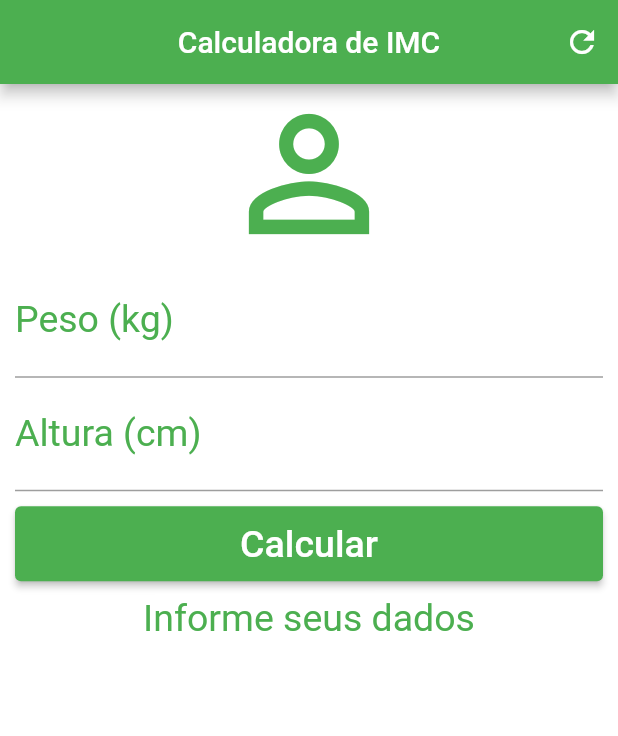
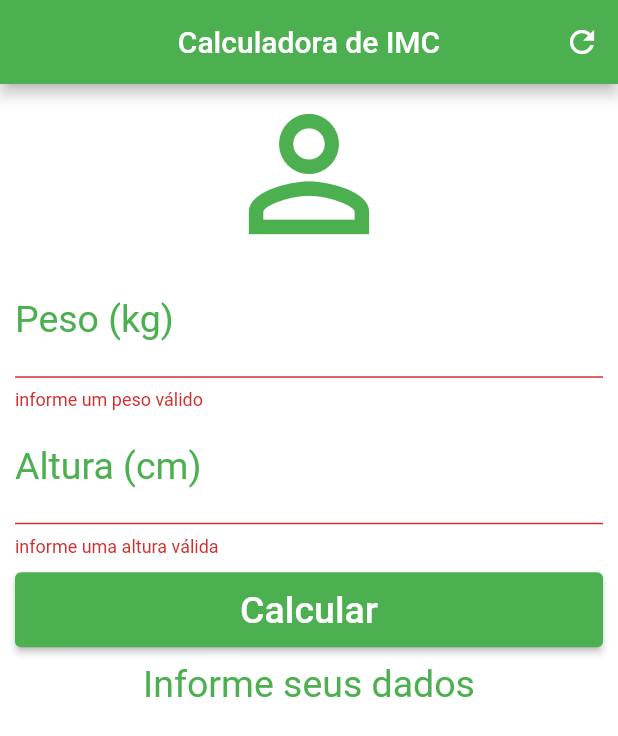
Before and after one commit to Pedroenrick/calculadora_imc, a Flutter app: the screen it shows after launch, after a tap on "Calcular", on a phone screen of 412 x 824 dp. Shown: the top 736 px of the screen. Run offline on Flutter 3.47's test engine with Material 2 defaults, Android fonts, the phone set to English and light mode, and no system bars; missing offline and left inert: dart:ffi.

```diff
--- a/lib/pages/home.dart
+++ b/lib/pages/home.dart
@@ -14,6 +14,10 @@ class _HomeState extends State<Home> {
   TextEditingController heightController = TextEditingController();
 
   String infoText = 'Informe seus dados';
+
+  GlobalKey<FormState> formKey = GlobalKey<FormState>();
+  String errorTextWeight = '';
+  String errorTextHeight = 'informe uma altura válido';
 
   void calcImc() {
     double weight = double.parse(weightController.text);
@@ -63,7 +67,9 @@ class _HomeState extends State<Home> {
       ),
       backgroundColor: Colors.white,
       body: SingleChildScrollView(
-          padding: const EdgeInsets.symmetric(horizontal: 10.0),
+        padding: const EdgeInsets.symmetric(horizontal: 10.0),
+        child: Form(
+          key: formKey,
           child: Column(
             crossAxisAlignment: CrossAxisAlignment.stretch,
             children: [
@@ -72,7 +78,13 @@ class _HomeState extends State<Home> {
                 size: 120.0,
                 color: Colors.green,
               ),
-              TextField(
+              TextFormField(
+                validator: (value) {
+                  if (value!.isEmpty) {
+                    errorTextWeight = 'informe um peso válido';
+                    return errorTextWeight;
+                  }
+                },
                 controller: weightController,
                 keyboardType: TextInputType.number,
                 decoration: const InputDecoration(
@@ -82,7 +94,13 @@ class _HomeState extends State<Home> {
                 textAlign: TextAlign.center,
                 style: const TextStyle(color: Colors.green, fontSize: 25.0),
               ),
-              TextField(
+              TextFormField(
+                validator: (value) {
+                  if (value!.isEmpty) {
+                    errorTextHeight = 'informe uma altura válida';
+                    return errorTextHeight;
+                  }
+                },
                 controller: heightController,
                 keyboardType: TextInputType.number,
                 decoration: const InputDecoration(
@@ -97,7 +115,11 @@ class _HomeState extends State<Home> {
                 child: SizedBox(
                   height: 50.0,
                   child: ElevatedButton(
-                    onPressed: calcImc,
+                    onPressed: () {
+                      if (formKey.currentState!.validate()) {
+                        calcImc();
+                      }
+                    },
                     style:
                         ElevatedButton.styleFrom(backgroundColor: Colors.green),
                     child: const Text(
@@ -113,7 +135,9 @@ class _HomeState extends State<Home> {
                 style: const TextStyle(color: Colors.green, fontSize: 25.0),
               ),
             ],
-          )),
+          ),
+        ),
+      ),
     );
   }
 }
```
